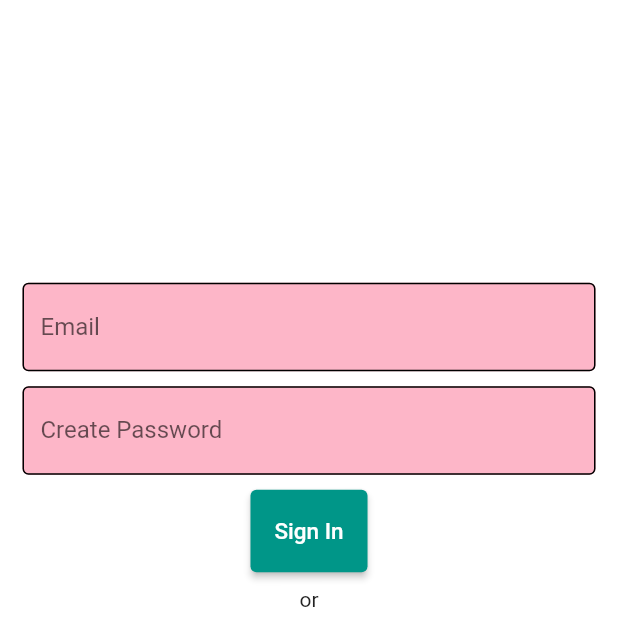
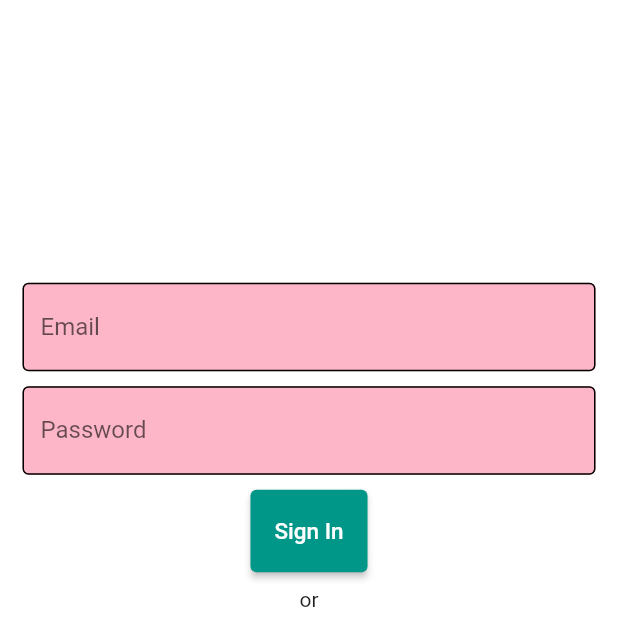
Before and after one commit to klyct/aa, a Flutter app: the ButtonsLogin screen opened directly, on a phone screen of 412 x 824 dp, the top half of it. Run offline on Flutter 3.47's test engine with Material 2 defaults, Android fonts, the phone set to English and light mode, and no system bars; drawn by our look-alikes of social_login_buttons; our stand-ins replace form_field_validator, image_picker, smooth_page_indicator, sqflite; missing offline and left inert: day_night_switcher, image_picker_for_web; accounts and stored records are empty.

Commit message:
Fx finger error

```diff
--- a/lib/Screens/login_screen.dart
+++ b/lib/Screens/login_screen.dart
@@ -51,7 +51,7 @@ bool isLoading = false;
     final txtPassword = TextFormField(
       obscureText: true,
       decoration:  const InputDecoration(
-        label: Text('Create Password'),
+        label: Text('Password'),
         enabledBorder: OutlineInputBorder(),
         filled: true,
         fillColor: Color.fromARGB(137, 252, 119, 152),
--- a/lib/login_components/buttons.dart
+++ b/lib/login_components/buttons.dart
@@ -47,7 +47,7 @@ class _ButtonsLoginState extends State<ButtonsLogin> {
     final txtPassword = TextFormField(
       obscureText: true,
       decoration:  const InputDecoration(
-        label: Text('Create Password'),
+        label: Text('Password'),
         enabledBorder: OutlineInputBorder(),
         filled: true,
         fillColor: Color.fromARGB(137, 252, 119, 152),
```
